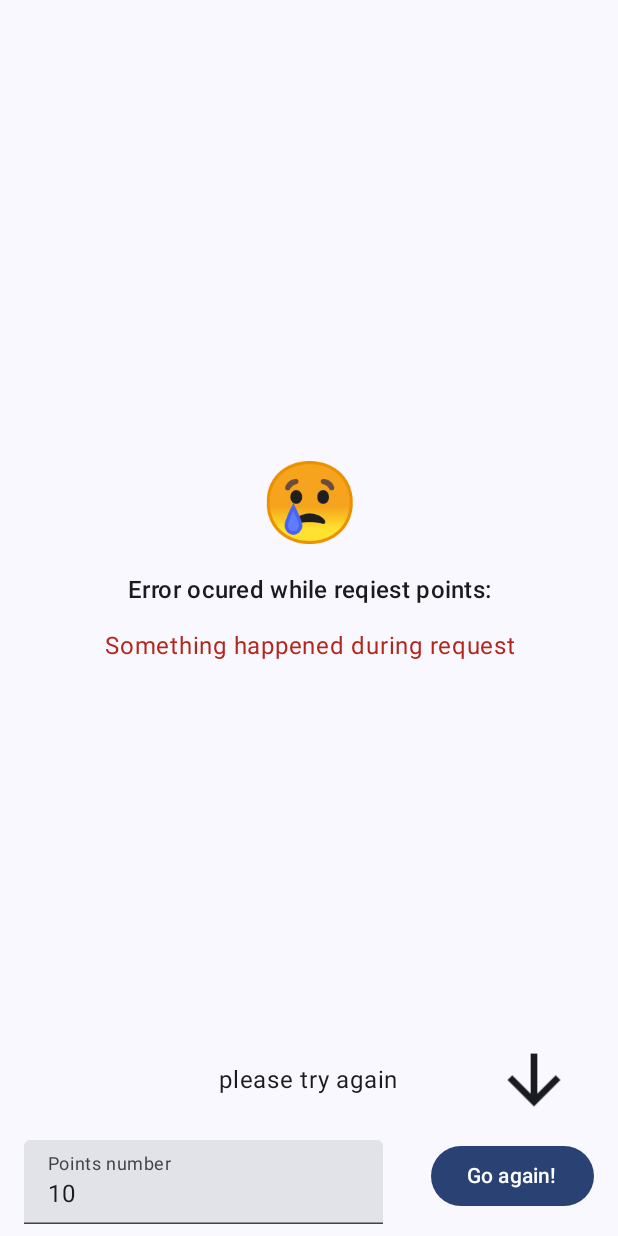
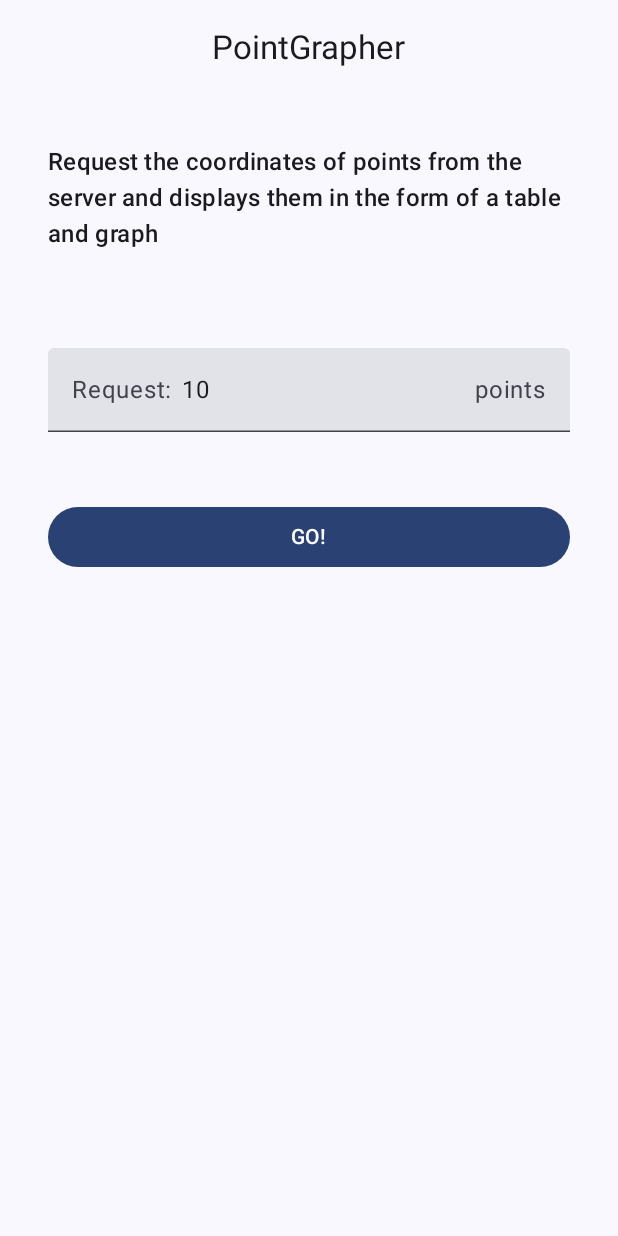
Before and after one commit to AlexanderDavydov/PointGrapher, an Android app built with Jetpack Compose: the screen it shows after launch (MainActivity), after a tap on "GO!", on a phone screen of 412 x 824 dp. Run offline under Robolectric (Android 15) with nearby library versions, the phone set to English and light mode, and no system bars; our stand-ins replace Dagger/Hilt's generated code; 1 statement that could not run was skipped.

Commit message:
Implement Main Screen

```diff
--- a/app/src/main/java/com/example/pointgrapher/presentation/MainActivity.kt
+++ b/app/src/main/java/com/example/pointgrapher/presentation/MainActivity.kt
@@ -4,7 +4,7 @@ import android.os.Bundle
 import androidx.activity.ComponentActivity
 import androidx.activity.compose.setContent
 import androidx.activity.enableEdgeToEdge
-import com.example.pointgrapher.presentation.points.ui.PointMainScreen
+import com.example.pointgrapher.presentation.screen.main.ui.MainScreen
 import com.example.pointgrapher.presentation.theme.PointGrapherTheme
 import dagger.hilt.android.AndroidEntryPoint
 
@@ -15,7 +15,7 @@ class MainActivity : ComponentActivity() {
         enableEdgeToEdge()
         setContent {
             PointGrapherTheme {
-                PointMainScreen()
+                MainScreen()
             }
         }
     }
--- /dev/null
+++ b/app/src/main/java/com/example/pointgrapher/presentation/screen/main/MainScreenState.kt
@@ -0,0 +1,19 @@
+package com.example.pointgrapher.presentation.screen.main
+
+import com.example.pointgrapher.presentation.screen.main.viewdata.MainScreenErrorTypeViewData
+import com.example.pointgrapher.presentation.screen.main.viewdata.MainScreenErrorTypeViewData.EmptyNumber
+import com.example.pointgrapher.presentation.screen.main.viewdata.MainScreenErrorTypeViewData.NegativeNumber
+import com.example.pointgrapher.presentation.screen.main.viewdata.MainScreenErrorTypeViewData.None
+import com.example.pointgrapher.presentation.screen.main.viewdata.MainScreenErrorTypeViewData.RequestedIncorrectnessError
+
+data class MainScreenState(
+    val requiredPointNumber: String = "10",
+    val isLoading: Boolean = false,
+    val errorTypeViewData: MainScreenErrorTypeViewData = None
+) {
+    val isError: Boolean = errorTypeViewData != None
+    val isInputError: Boolean =
+        errorTypeViewData == EmptyNumber
+                || errorTypeViewData == NegativeNumber
+                || errorTypeViewData == RequestedIncorrectnessError
+}
--- /dev/null
+++ b/app/src/main/java/com/example/pointgrapher/presentation/screen/main/MainViewModel.kt
@@ -0,0 +1,80 @@
+package com.example.pointgrapher.presentation.screen.main
+
+import android.util.Log
+import androidx.lifecycle.ViewModel
+import androidx.lifecycle.viewModelScope
+import com.example.pointgrapher.domain.exeption.NerworkError
+import com.example.pointgrapher.domain.usecase.GetPointsUseCase
+import com.example.pointgrapher.presentation.points.PointViewModel
+import com.example.pointgrapher.presentation.screen.main.viewdata.MainScreenErrorTypeViewData
+import dagger.hilt.android.lifecycle.HiltViewModel
+import kotlinx.coroutines.flow.MutableStateFlow
+import kotlinx.coroutines.flow.asStateFlow
+import kotlinx.coroutines.flow.update
+import kotlinx.coroutines.launch
+import javax.inject.Inject
+
+@HiltViewModel
+class MainViewModel @Inject constructor(
+    // TODO use another use case
+    private val getPointsUseCase: GetPointsUseCase
+) : ViewModel() {
+
+    private val _state = MutableStateFlow(MainScreenState())
+    val state = _state.asStateFlow()
+
+    fun onPointNumberChanged(newValue: String) {
+        val stateValue = when {
+            newValue.isBlank() -> newValue
+            newValue.all { char -> char.isDigit() } -> newValue
+            else -> return
+        }
+        _state.update { it.copy(requiredPointNumber = stateValue) }
+    }
+
+    fun request() {
+        viewModelScope.launch {
+            _state.update { it.copy(isLoading = true) }
+            try {
+                val pointNumber = doPreRequestChecks(state.value.requiredPointNumber)
+                val points = getPointsUseCase(pointNumber)
+                _state.update {
+                    it.copy(
+                        isLoading = false,
+                        errorTypeViewData = MainScreenErrorTypeViewData.None
+                    )
+                }
+            } catch (e: Exception) {
+                val errorTypeViewData = extractErrorTypeViewdata(e)
+                _state.update { it.copy(errorTypeViewData = errorTypeViewData, isLoading = false) }
+
+                val logMessage = "Error while requesting ${state.value.requiredPointNumber} points"
+                Log.e(PointViewModel::class.java.name, logMessage, e)
+            }
+        }
+    }
+
+    private fun doPreRequestChecks(number: String): Int {
+        val pointNumber =
+            number.toIntOrNull() ?: throw NumberFormatException("Point number must be a number")
+        require(pointNumber > 0) { "Point number must be greater than 0" }
+        return pointNumber
+    }
+
+    private fun extractErrorTypeViewdata(e: Exception): MainScreenErrorTypeViewData {
+        return when (e) {
+            is NerworkError -> extractNetworkError(e)
+            is NumberFormatException -> MainScreenErrorTypeViewData.EmptyNumber
+            is IllegalArgumentException -> MainScreenErrorTypeViewData.NegativeNumber
+            else -> MainScreenErrorTypeViewData.Unspecified
+        }
+    }
+
+    private fun extractNetworkError(e: Exception): MainScreenErrorTypeViewData {
+        return if (e.cause is IllegalArgumentException) {
+            MainScreenErrorTypeViewData.RequestedIncorrectnessError
+        } else {
+            MainScreenErrorTypeViewData.RequestError
+        }
+    }
+}
--- /dev/null
+++ b/app/src/main/java/com/example/pointgrapher/presentation/screen/main/ui/MainScreen.kt
@@ -0,0 +1,201 @@
+package com.example.pointgrapher.presentation.screen.main.ui
+
+import androidx.compose.animation.AnimatedContent
+import androidx.compose.animation.core.FastOutSlowInEasing
+import androidx.compose.animation.core.LinearEasing
+import androidx.compose.animation.core.RepeatMode
+import androidx.compose.animation.core.animateFloat
+import androidx.compose.animation.core.infiniteRepeatable
+import androidx.compose.animation.core.keyframes
+import androidx.compose.animation.core.rememberInfiniteTransition
+import androidx.compose.foundation.layout.Column
+import androidx.compose.foundation.layout.Spacer
+import androidx.compose.foundation.layout.fillMaxSize
+import androidx.compose.foundation.layout.fillMaxWidth
+import androidx.compose.foundation.layout.height
+import androidx.compose.foundation.layout.padding
+import androidx.compose.foundation.layout.size
+import androidx.compose.foundation.text.KeyboardOptions
+import androidx.compose.material.icons.Icons
+import androidx.compose.material.icons.automirrored.filled.ArrowForward
+import androidx.compose.material3.Button
+import androidx.compose.material3.CenterAlignedTopAppBar
+import androidx.compose.material3.CircularProgressIndicator
+import androidx.compose.material3.ExperimentalMaterial3Api
+import androidx.compose.material3.Icon
+import androidx.compose.material3.MaterialTheme
+import androidx.compose.material3.Scaffold
+import androidx.compose.material3.Text
+import androidx.compose.material3.TextField
+import androidx.compose.runtime.Composable
+import androidx.compose.runtime.collectAsState
+import androidx.compose.runtime.getValue
+import androidx.compose.ui.Alignment
+import androidx.compose.ui.Modifier
+import androidx.compose.ui.draw.rotate
+import androidx.compose.ui.draw.scale
+import androidx.compose.ui.res.stringResource
+import androidx.compose.ui.text.input.KeyboardType
+import androidx.compose.ui.text.style.TextAlign
+import androidx.compose.ui.unit.dp
+import androidx.hilt.navigation.compose.hiltViewModel
+import com.example.pointgrapher.R
+import com.example.pointgrapher.presentation.screen.main.MainScreenState
+import com.example.pointgrapher.presentation.screen.main.MainViewModel
+import com.example.pointgrapher.presentation.screen.main.viewdata.MainScreenErrorTypeViewData
+
+@OptIn(ExperimentalMaterial3Api::class)
+@Composable
+internal fun MainScreen(
+    viewModel: MainViewModel = hiltViewModel()
+) {
+    val state by viewModel.state.collectAsState()
+
+    Scaffold(
+        topBar = {
+            CenterAlignedTopAppBar(
+                title = { Text(text = stringResource(R.string.app_name)) }
+            )
+        },
+        content = { paddingValues ->
+            MainScreenContent(
+                state = state,
+                modifier = Modifier.padding(paddingValues),
+                onPointNumberChanged = viewModel::onPointNumberChanged,
+                onRequestClicked = viewModel::request,
+            )
+        }
+    )
+}
+
+@Composable
+private fun MainScreenContent(
+    state: MainScreenState,
+    onPointNumberChanged: (String) -> Unit,
+    onRequestClicked: () -> Unit,
+    modifier: Modifier = Modifier,
+) {
+    Column(
+        modifier = modifier
+            .fillMaxSize()
+            .padding(16.dp),
+        horizontalAlignment = Alignment.CenterHorizontally,
+        content = {
+
+            Spacer(modifier = Modifier.height(16.dp))
+            Text(
+                modifier = Modifier.padding(horizontal = 16.dp),
+                text = stringResource(R.string.main_screen_explanation),
+                style = MaterialTheme.typography.titleMedium
+            )
+            Spacer(modifier = Modifier.height(64.dp))
+            TextField(
+                modifier = Modifier
+                    .padding(horizontal = 16.dp)
+                    .fillMaxWidth(),
+                value = state.requiredPointNumber,
+                onValueChange = onPointNumberChanged,
+                prefix = { Text(text = "Request: ") },
+                suffix = { Text(text = "points") },
+                keyboardOptions = KeyboardOptions(keyboardType = KeyboardType.Number),
+                isError = state.isInputError,
+                supportingText = { Text(text = getErrorString(state.errorTypeViewData)) }
+            )
+            Spacer(modifier = Modifier.height(26.dp))
+
+            AnimatedContent(
+                targetState = state.isError,
+                modifier = Modifier.fillMaxWidth(),
+            ) {
+                if (it) {
+                    Column(
+                        modifier = Modifier.fillMaxWidth(),
+                        horizontalAlignment = Alignment.CenterHorizontally,
+                        content = {
+                            Text(
+                                modifier = Modifier.padding(horizontal = 24.dp),
+                                text = "Error occurred while request points",
+                                style = MaterialTheme.typography.titleMedium,
+                                textAlign = TextAlign.Center
+                            )
+                            Spacer(modifier = Modifier.height(8.dp))
+                            Text(text = "please try again")
+                            Spacer(modifier = Modifier.height(8.dp))
+                            BounceArrowIcon()
+                            Spacer(modifier = Modifier.height(16.dp))
+                        }
+                    )
+                }
+            }
+
+            Button(
+                modifier = Modifier
+                    .padding(horizontal = 16.dp)
+                    .fillMaxWidth(),
+                onClick = onRequestClicked,
+                content = {
+                    if (state.isLoading) {
+                        CircularProgressIndicator(
+                            modifier = Modifier.size(24.dp),
+                            color = MaterialTheme.colorScheme.onSecondary,
+                            strokeWidth = 2.dp,
+                        )
+                    } else {
+                        Text(
+                            text = stringResource(
+                                if (state.isError) {
+                                    R.string.main_screen_button_go_again
+                                } else {
+                                    R.string.main_screen_button_go
+                                }
+                            )
+                        )
+                    }
+                }
+            )
+        }
+    )
+}
+
+@Composable
+private fun getErrorString(errorTypeViewData: MainScreenErrorTypeViewData) =
+    when (errorTypeViewData) {
+        MainScreenErrorTypeViewData.None -> ""
+        MainScreenErrorTypeViewData.EmptyNumber -> "Request points number can't be empty"
+        MainScreenErrorTypeViewData.NegativeNumber -> "Request points number must be positive"
+        MainScreenErrorTypeViewData.RequestError -> "Something happened during request"
+        MainScreenErrorTypeViewData.RequestedIncorrectnessError -> "Server returned incorrect points number error. Value either too big or too small."
+        MainScreenErrorTypeViewData.Unspecified -> "Something went wrong"
+    }
+
+@Composable
+private fun BounceArrowIcon(
+    modifier: Modifier = Modifier,
+) {
+    val infiniteTransition = rememberInfiniteTransition(label = "bounce")
+    val scale by infiniteTransition.animateFloat(
+        initialValue = 1f,
+        targetValue = 1f,
+        animationSpec = infiniteRepeatable(
+            animation = keyframes {
+                durationMillis = 1000
+                1f at 0 using LinearEasing
+                1.2f at 200 using FastOutSlowInEasing
+                0.9f at 400 using LinearEasing
+                1.1f at 600 using FastOutSlowInEasing
+                1f at 800 using LinearEasing
+            },
+            repeatMode = RepeatMode.Restart
+        ),
+        label = "bounce_scale"
+    )
+
+    Icon(
+        imageVector = Icons.AutoMirrored.Filled.ArrowForward,
+        contentDescription = null,
+        modifier = modifier
+            .rotate(90f)
+            .scale(scale)
+            .size(48.dp)
+    )
+}
--- /dev/null
+++ b/app/src/main/java/com/example/pointgrapher/presentation/screen/main/viewdata/MainScreenErrorTypeViewData.kt
@@ -0,0 +1,10 @@
+package com.example.pointgrapher.presentation.screen.main.viewdata
+
+enum class MainScreenErrorTypeViewData {
+    None,
+    EmptyNumber,
+    NegativeNumber,
+    RequestedIncorrectnessError,
+    RequestError,
+    Unspecified
+}
--- a/app/src/main/res/values/strings.xml
+++ b/app/src/main/res/values/strings.xml
@@ -1,5 +1,9 @@
 <resources>
     <string name="app_name">PointGrapher</string>
-    <string name="go_again">Go again!</string>
-    <string name="go">GO!</string>
+
+    <!-- Main screen -->
+    <string name="main_screen_explanation">Request the coordinates of points from the server and displays them in the form of a table and graph</string>
+    <string name="main_screen_input_label">Enter the number of points</string>
+    <string name="main_screen_button_go">GO!</string>
+    <string name="main_screen_button_go_again">Go again!</string>
 </resources>
```
